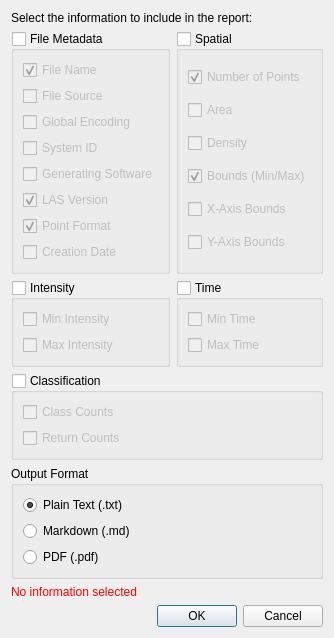
Before: the Qt Designer form report_generation/report_form.ui in Skoolzon3/MyLiDAR, drawn with Qt 5.
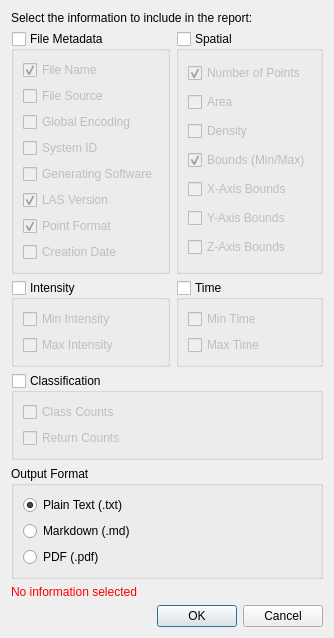
After: the same form once the commit is applied.

Commit message:
Add z-axis bounds attribute to report
- All "bound" attributes now show min value first

What changed in the file:
```diff
--- a/report_generation/report_form.ui
+++ b/report_generation/report_form.ui
@@ -206,6 +206,19 @@
                                         </property>
                                     </widget>
                                 </item>
+                                <item>
+                                    <widget class="QCheckBox" name="checkZAxisBounds">
+                                        <property name="text">
+                                            <string>Z-Axis Bounds</string>
+                                        </property>
+                                        <property name="checked">
+                                            <bool>false</bool>
+                                        </property>
+                                        <property name="toolTip">
+                                            <string>Minimum and maximum Z-axis values in the dataset</string>
+                                        </property>
+                                    </widget>
+                                </item>
                             </layout>
                         </widget>
                     </item>
```
The commit also changes 4 other files.
